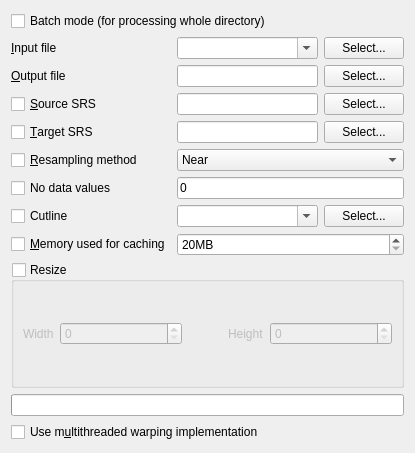
The window that qgis/python/plugins/GdalTools/tools/widgetWarp.ui (sourcepole/qgis) describes before a commit, drawn with Qt 5.
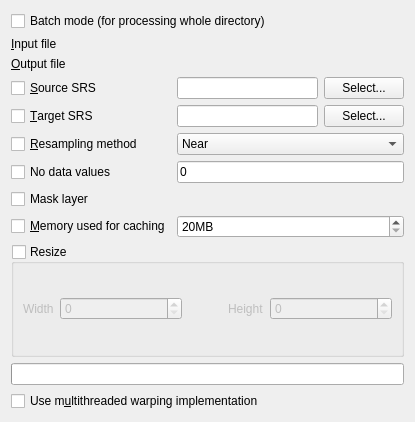
The same window after the commit. Custom widgets are drawn as their Qt base class.

Commit message: avoid changes of the input layer when layers in canvas changed

```diff
--- a/qgis/python/plugins/GdalTools/tools/widgetWarp.ui
+++ b/qgis/python/plugins/GdalTools/tools/widgetWarp.ui
@@ -7,7 +7,7 @@
     <x>0</x>
     <y>0</y>
     <width>415</width>
-    <height>453</height>
+    <height>422</height>
    </rect>
   </property>
   <property name="sizePolicy">
@@ -35,68 +35,20 @@
         <string>&amp;Input file</string>
        </property>
        <property name="buddy">
-        <cstring>selectInputFileButton</cstring>
+        <cstring>inSelector</cstring>
        </property>
       </widget>
      </item>
-     <item row="0" column="1">
-      <layout class="QHBoxLayout" name="horizontalLayout_3">
-       <item>
-        <widget class="QComboBox" name="inputLayerCombo">
-         <property name="sizePolicy">
-          <sizepolicy hsizetype="Expanding" vsizetype="Fixed">
-           <horstretch>0</horstretch>
-           <verstretch>0</verstretch>
-          </sizepolicy>
-         </property>
-         <property name="editable">
-          <bool>true</bool>
-         </property>
-         <property name="insertPolicy">
-          <enum>QComboBox::NoInsert</enum>
-         </property>
-        </widget>
-       </item>
-       <item>
-        <widget class="QPushButton" name="selectInputFileButton">
-         <property name="text">
-          <string>Select...</string>
-         </property>
-        </widget>
-       </item>
-      </layout>
-     </item>
      <item row="1" column="0">
       <widget class="QLabel" name="label_2">
        <property name="text">
         <string>&amp;Output file</string>
        </property>
        <property name="buddy">
-        <cstring>selectOutputFileButton</cstring>
+        <cstring>outSelector</cstring>
        </property>
       </widget>
      </item>
-     <item row="1" column="1">
-      <layout class="QHBoxLayout" name="horizontalLayout_2">
-       <item>
-        <widget class="QLineEdit" name="outputFileEdit">
-         <property name="minimumSize">
-          <size>
-           <width>100</width>
-           <height>0</height>
-          </size>
-         </property>
-        </widget>
-       </item>
-       <item>
-        <widget class="QPushButton" name="selectOutputFileButton">
-         <property name="text">
-          <string>Select...</string>
-         </property>
-        </widget>
-       </item>
-      </layout>
-     </item>
      <item row="2" column="0">
       <widget class="QCheckBox" name="sourceSRSCheck">
        <property name="text">
@@ -224,38 +176,20 @@
       </widget>
      </item>
      <item row="6" column="0">
-      <widget class="QCheckBox" name="cutlineCheck">
+      <widget class="QCheckBox" name="maskCheck">
        <property name="text">
-        <string>Cutline</string>
+        <string>Mask layer</string>
        </property>
       </widget>
      </item>
+     <item row="0" column="1">
+      <widget class="GdalToolsInOutSelector" name="inSelector" native="true"/>
+     </item>
+     <item row="1" column="1">
+      <widget class="GdalToolsInOutSelector" name="outSelector" native="true"/>
+     </item>
      <item row="6" column="1">
-      <layout class="QHBoxLayout" name="horizontalLayout_5">
-       <item>
-        <widget class="QComboBox" name="cutlineLayerCombo">
-         <property name="sizePolicy">
-          <sizepolicy hsizetype="Expanding" vsizetype="Fixed">
-           <horstretch>0</horstretch>
-           <verstretch>0</verstretch>
-          </sizepolicy>
-         </property>
-         <property name="editable">
-          <bool>true</bool>
-         </property>
-         <property name="insertPolicy">
-          <enum>QComboBox::NoInsert</enum>
-         </property>
-        </widget>
-       </item>
-       <item>
-        <widget class="QPushButton" name="selectCutlineFileButton">
-         <property name="text">
-          <string>Select...</string>
-         </property>
-        </widget>
-       </item>
-      </layout>
+      <widget class="GdalToolsInOutSelector" name="maskSelector" native="true"/>
      </item>
     </layout>
    </item>
@@ -329,6 +263,14 @@
    </item>
   </layout>
  </widget>
+ <customwidgets>
+  <customwidget>
+   <class>GdalToolsInOutSelector</class>
+   <extends>QWidget</extends>
+   <header>inOutSelector</header>
+   <container>1</container>
+  </customwidget>
+ </customwidgets>
  <resources/>
  <connections/>
 </ui>
```
The commit also changes 41 other files.
